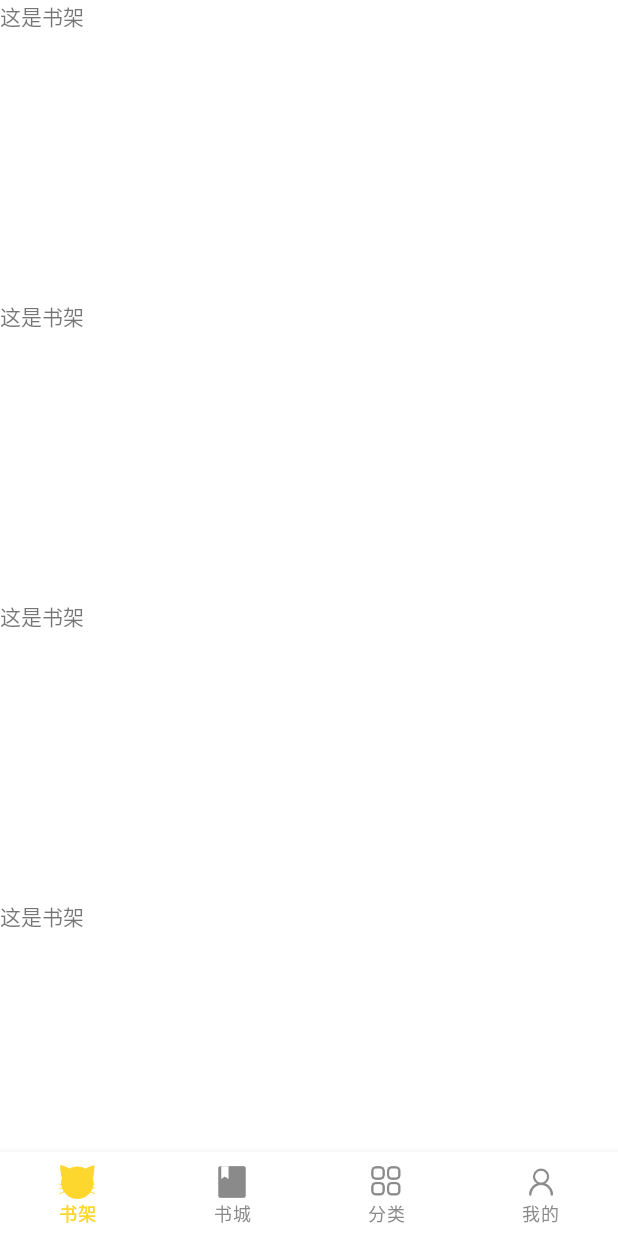
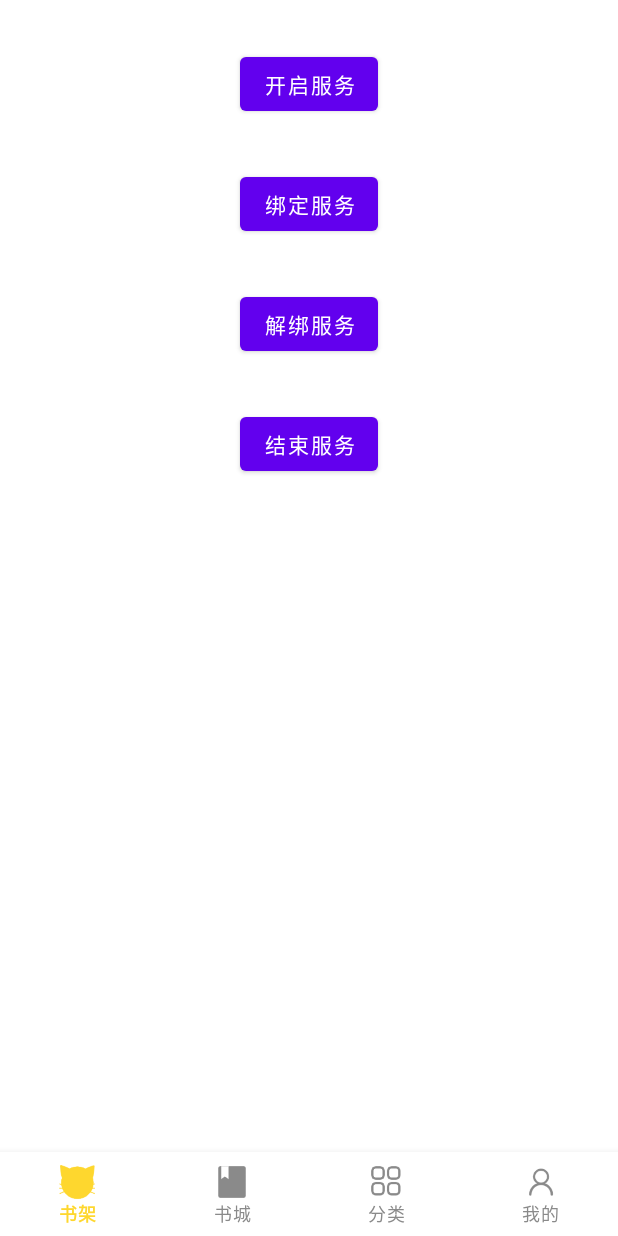
Before and after one commit to jnuwxc/kmTest, an Android app: the screen it shows after launch (MainActivity), on a phone screen of 412 x 824 dp. Run offline under Robolectric (Android 15) with nearby library versions, the phone set to English and light mode, and no system bars.

Commit message:
安卓service学习和备忘整理

```diff
--- a/app/src/main/java/com/example/kmtest/BookSelfFragment.java
+++ b/app/src/main/java/com/example/kmtest/BookSelfFragment.java
@@ -1,9 +1,15 @@
 package com.example.kmtest;
 
+import android.content.ComponentName;
+import android.content.Context;
+import android.content.Intent;
+import android.content.ServiceConnection;
 import android.os.Bundle;
+import android.os.IBinder;
 import android.view.LayoutInflater;
 import android.view.View;
 import android.view.ViewGroup;
+import android.widget.Button;
 
 import androidx.annotation.NonNull;
 import androidx.annotation.Nullable;
@@ -11,9 +17,49 @@ import androidx.fragment.app.Fragment;
 
 public class BookSelfFragment extends Fragment {
 
+    private MyService.DownloadBinder downloadBinder;
+
     @Nullable
     @Override
     public View onCreateView(@NonNull LayoutInflater inflater, @Nullable ViewGroup container, @Nullable Bundle savedInstanceState) {
-        return getLayoutInflater().inflate(R.layout.fragment_book_shelf, container, false);
+        View view = getLayoutInflater().inflate(R.layout.fragment_book_shelf, container, false);
+        Button startServiceBtn = view.findViewById(R.id.startService);
+        Button bindServiceBtn = view.findViewById(R.id.bindService);
+        Button unbindServiceBtn = view.findViewById(R.id.unBindService);
+        Button stopServiceBtn = view.findViewById(R.id.stopService);
+
+        Connection connection = new Connection();
+
+        startServiceBtn.setOnClickListener(v -> {
+            Intent intent = new Intent(getContext(), MyService.class);
+            getContext().startService(intent);
+        });
+        bindServiceBtn.setOnClickListener(v -> {
+            Intent intent = new Intent(getContext(), MyService.class);
+            getContext().bindService(intent, connection, Context.BIND_AUTO_CREATE);
+        });
+        unbindServiceBtn.setOnClickListener(v -> {
+            getContext().unbindService(connection);
+        });
+        stopServiceBtn.setOnClickListener(v -> {
+            Intent intent = new Intent(getContext(), MyService.class);
+            getContext().stopService(intent);
+        });
+        return view;
+    }
+
+    class Connection implements ServiceConnection {
+
+        @Override
+        public void onServiceConnected(ComponentName name, IBinder service) {
+            downloadBinder = (MyService.DownloadBinder) service;
+            downloadBinder.startDownload();
+            downloadBinder.getProgress();
+        }
+
+        @Override
+        public void onServiceDisconnected(ComponentName name) {
+
+        }
     }
 }
--- a/app/src/main/res/layout/fragment_book_shelf.xml
+++ b/app/src/main/res/layout/fragment_book_shelf.xml
@@ -1,38 +1,80 @@
 <?xml version="1.0" encoding="utf-8"?>
 <androidx.constraintlayout.widget.ConstraintLayout
-    xmlns:android="http://schemas.android.com/apk/res/android" android:layout_width="match_parent"
+    xmlns:android="http://schemas.android.com/apk/res/android"
+    xmlns:app="http://schemas.android.com/apk/res-auto"
+    xmlns:tools="http://schemas.android.com/tools"
+    android:layout_width="match_parent"
     android:layout_height="match_parent">
 
-    <ScrollView
-        android:layout_width="match_parent"
-        android:layout_height="match_parent"
-        >
+<!--    <ScrollView-->
+<!--        android:layout_width="match_parent"-->
+<!--        android:layout_height="match_parent"-->
+<!--        >-->
 
-        <LinearLayout
-            android:layout_width="match_parent"
-            android:layout_height="match_parent"
-            android:orientation="vertical">
+<!--        <LinearLayout-->
+<!--            android:layout_width="match_parent"-->
+<!--            android:layout_height="match_parent"-->
+<!--            android:orientation="vertical">-->
 
-            <TextView
-                android:layout_width="wrap_content"
-                android:layout_height="200dp"
-                android:text="这是书架" />
+<!--            <TextView-->
+<!--                android:layout_width="wrap_content"-->
+<!--                android:layout_height="200dp"-->
+<!--                android:text="这是书架" />-->
 
-            <TextView
-                android:layout_width="wrap_content"
-                android:layout_height="200dp"
-                android:text="这是书架" />
+<!--            <TextView-->
+<!--                android:layout_width="wrap_content"-->
+<!--                android:layout_height="200dp"-->
+<!--                android:text="这是书架" />-->
 
-            <TextView
-                android:layout_width="wrap_content"
-                android:layout_height="200dp"
-                android:text="这是书架" />
+<!--            <TextView-->
+<!--                android:layout_width="wrap_content"-->
+<!--                android:layout_height="200dp"-->
+<!--                android:text="这是书架" />-->
 
-            <TextView
-                android:layout_width="wrap_content"
-                android:layout_height="200dp"
-                android:text="这是书架" />
-        </LinearLayout>
-    </ScrollView>
+<!--            <TextView-->
+<!--                android:layout_width="wrap_content"-->
+<!--                android:layout_height="200dp"-->
+<!--                android:text="这是书架" />-->
+<!--        </LinearLayout>-->
+<!--    </ScrollView>-->
 
+    <Button
+        android:id="@+id/startService"
+        android:layout_width="wrap_content"
+        android:layout_height="wrap_content"
+        android:layout_marginTop="32dp"
+        android:text="开启服务"
+        app:layout_constraintEnd_toEndOf="parent"
+        app:layout_constraintStart_toStartOf="parent"
+        app:layout_constraintTop_toTopOf="parent" />
+
+    <Button
+        android:id="@+id/bindService"
+        android:layout_width="wrap_content"
+        android:layout_height="wrap_content"
+        android:layout_marginTop="32dp"
+        android:text="绑定服务"
+        app:layout_constraintEnd_toEndOf="parent"
+        app:layout_constraintStart_toStartOf="parent"
+        app:layout_constraintTop_toBottomOf="@+id/startService" />
+
+    <Button
+        android:id="@+id/unBindService"
+        android:layout_width="wrap_content"
+        android:layout_height="wrap_content"
+        android:layout_marginTop="32dp"
+        android:text="解绑服务"
+        app:layout_constraintEnd_toEndOf="parent"
+        app:layout_constraintStart_toStartOf="parent"
+        app:layout_constraintTop_toBottomOf="@+id/bindService" />
+
+    <Button
+        android:id="@+id/stopService"
+        android:layout_width="wrap_content"
+        android:layout_height="wrap_content"
+        android:layout_marginTop="32dp"
+        android:text="结束服务"
+        app:layout_constraintEnd_toEndOf="parent"
+        app:layout_constraintStart_toStartOf="parent"
+        app:layout_constraintTop_toBottomOf="@+id/unBindService" />
 </androidx.constraintlayout.widget.ConstraintLayout>
```
Also changed, not shown: app/src/main/AndroidManifest.xml (+6 -1 lines), app/src/main/java/com/example/kmtest/MyService.java (added, +50 -0 lines), 1 other file.
